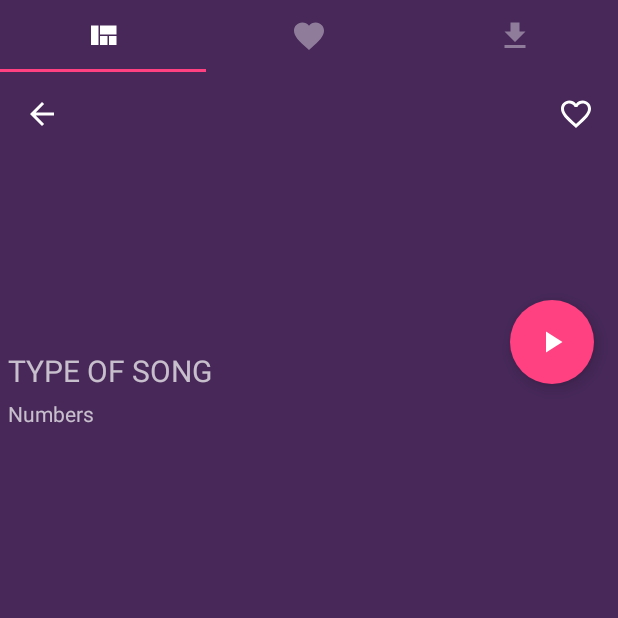
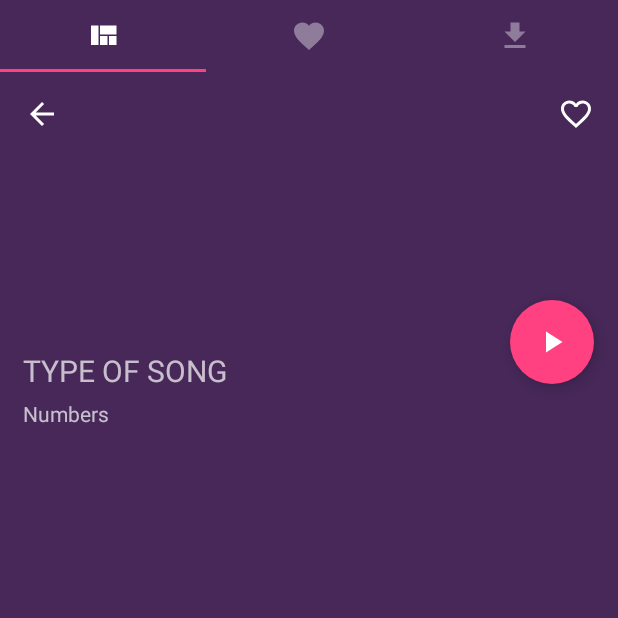
Before and after one commit to myheaven291/MuzicOfMe, an Android app: the fragment TopSongFragment placed in its activity, on a phone screen of 412 x 824 dp, the top half of it. Run offline under Robolectric (Android 15) with nearby library versions, the phone set to English and light mode, and no system bars; our stand-ins replace ButterKnife, EventBus, Picasso; libraries missing offline, so code that uses them is left out: jp.wasabeef.picasso; pictures from the network do not load; 3 statements that could not run were skipped.

```diff
--- a/app/build.gradle
+++ b/app/build.gradle
@@ -38,4 +38,5 @@ dependencies {
     compile 'jp.wasabeef:picasso-transformations:2.1.2'
     testCompile 'junit:junit:4.12'
     annotationProcessor 'com.jakewharton:butterknife-compiler:8.7.0'
+    compile 'com.github.mkaflowski:HybridMediaPlayer:1.4.2'
 }
--- a/app/src/main/java/com/example/apple/demomusic/MainActivity.java
+++ b/app/src/main/java/com/example/apple/demomusic/MainActivity.java
@@ -1,5 +1,6 @@
 package com.example.apple.demomusic;
 
+import android.support.design.widget.FloatingActionButton;
 import android.support.design.widget.TabLayout;
 import android.support.v4.app.FragmentManager;
 import android.support.v4.view.ViewPager;
@@ -7,6 +8,7 @@ import android.support.v7.app.AppCompatActivity;
 import android.os.Bundle;
 import android.view.View;
 import android.widget.ImageView;
+import android.widget.LinearLayout;
 import android.widget.RelativeLayout;
 import android.widget.SeekBar;
 import android.widget.TextView;
@@ -15,6 +17,7 @@ import com.example.apple.demomusic.adapters.PagerAdapter;
 import com.example.apple.demomusic.databases.TopSongModel;
 import com.example.apple.demomusic.events.OnClickMusicSong;
 import com.example.apple.demomusic.fragments.TopSongFragment;
+import com.example.apple.demomusic.managers.MusicManager;
 import com.squareup.picasso.Picasso;
 
 import org.greenrobot.eventbus.EventBus;
@@ -22,6 +25,7 @@ import org.greenrobot.eventbus.Subscribe;
 
 import butterknife.BindView;
 import butterknife.ButterKnife;
+import jp.wasabeef.picasso.transformations.BlurTransformation;
 import jp.wasabeef.picasso.transformations.CropCircleTransformation;
 
 public class MainActivity extends AppCompatActivity {
@@ -39,8 +43,23 @@ public class MainActivity extends AppCompatActivity {
     TextView tvSongName;
     @BindView(R.id.tv_artist)
     TextView tvArtist;
+    @BindView(R.id.fab_pause)
+    FloatingActionButton fabPause;
     private TopSongModel topSongModel;
-
+    @BindView(R.id.layout_main_container)
+    LinearLayout lnMainContainer;
+    @BindView(R.id.tv_main_name)
+    TextView tvMainName;
+    @BindView(R.id.tv_main_artist)
+    TextView tvMainArtist;
+    @BindView(R.id.iv_main_image)
+    ImageView ivMainImage;
+    @BindView(R.id.iv_main_background)
+    ImageView ivMainImageBackground;
+    @BindView(R.id.iv_close)
+    ImageView ivMainClose;
+    @BindView(R.id.seek_bar_main)
+    SeekBar sbMainPlayer;
     private static final String TAG = MainActivity.class.toString();
 
     @Override
@@ -57,8 +76,10 @@ public class MainActivity extends AppCompatActivity {
         EventBus.getDefault().register(this);
 
         seekBar.setPadding(0, 0, 0, 0);
-        seekBar.getThumb().mutate().setAlpha(0);
+        sbMainPlayer.setPadding(0, 0, 0, 0);
         layout_mini_player.setVisibility(View.GONE);
+
+        seekBar.setMax(99);
     }
 
     public void setUX() {
@@ -100,16 +121,46 @@ public class MainActivity extends AppCompatActivity {
 
             }
         });
+
+        fabPause.setOnClickListener(new View.OnClickListener() {
+            @Override
+            public void onClick(View view) {
+                MusicManager.setStatus();
+                if(!MusicManager.getHybridMediaPlayer().isPlaying()){
+                    fabPause.setImageResource(R.drawable.ic_play);
+                } else fabPause.setImageResource(R.drawable.ic_pause);
+            }
+        });
+
+        layout_mini_player.setOnClickListener(new View.OnClickListener() {
+            @Override
+            public void onClick(View view) {
+                lnMainContainer.setVisibility(View.VISIBLE);
+                tvMainName.setText(topSongModel.getName());
+                tvMainArtist.setText(topSongModel.getArtist());
+                Picasso.with(MainActivity.this).load(topSongModel.getImage()).transform(new CropCircleTransformation()).into(ivMainImage);
+                Picasso.with(MainActivity.this).load(topSongModel.getImage()).transform(new BlurTransformation(MainActivity.this)).into(ivMainImageBackground);
+            }
+        });
+
+        ivMainClose.setOnClickListener(new View.OnClickListener() {
+            @Override
+            public void onClick(View view) {
+                lnMainContainer.setVisibility(View.GONE);
+            }
+        });
     }
 
     @Subscribe(sticky = true)
     public void onClickMusicSong(OnClickMusicSong onClickMusicSong) {
         topSongModel = onClickMusicSong.getTopSongModel();
         layout_mini_player.setVisibility(View.VISIBLE);
-
+        MusicManager.loadSearchSong(topSongModel, this, seekBar);
         Picasso.with(this).load(topSongModel.getImage()).transform(new CropCircleTransformation()).into(ivSong);
         tvSongName.setText(topSongModel.getName());
         tvArtist.setText(topSongModel.getArtist());
+
+        fabPause.setImageResource(R.drawable.ic_pause);
     }
 
     public TabLayout getTabLayout() {
@@ -119,10 +170,9 @@ public class MainActivity extends AppCompatActivity {
     @Override
     public void onBackPressed() {
         TopSongFragment topSongFragment = (TopSongFragment) getSupportFragmentManager().findFragmentByTag(TopSongFragment.class.toString());
-        if(topSongFragment != null && topSongFragment.allowBackPressed){
+        if (topSongFragment != null && topSongFragment.allowBackPressed) {
             tabLayout.setVisibility(View.VISIBLE);
             super.onBackPressed();
         }
-
     }
 }
--- a/app/src/main/java/com/example/apple/demomusic/fragments/TopSongFragment.java
+++ b/app/src/main/java/com/example/apple/demomusic/fragments/TopSongFragment.java
@@ -151,6 +151,6 @@ public class TopSongFragment extends Fragment implements View.OnClickListener {
     public void onClick(View view) {
         TopSongModel topSongModel = (TopSongModel) view.getTag();
         EventBus.getDefault().postSticky(new OnClickMusicSong(topSongModel, true));
-        MusicManager.loadSearchSong(topSongModel, getContext());
+
     }
 }
--- /dev/null
+++ b/app/src/main/res/drawable/ic_close.xml
@@ -0,0 +1,4 @@
+<vector android:height="30dp" android:viewportHeight="24.0"
+    android:viewportWidth="24.0" android:width="30dp" xmlns:android="http://schemas.android.com/apk/res/android">
+    <path android:fillColor="#ffffff" android:pathData="M19,6.41L17.59,5 12,10.59 6.41,5 5,6.41 10.59,12 5,17.59 6.41,19 12,13.41 17.59,19 19,17.59 13.41,12z"/>
+</vector>
--- /dev/null
+++ b/app/src/main/res/drawable/ic_download.xml
@@ -0,0 +1,5 @@
+<vector android:alpha="0.69" android:height="30dp"
+    android:viewportHeight="24.0" android:viewportWidth="24.0"
+    android:width="30dp" xmlns:android="http://schemas.android.com/apk/res/android">
+    <path android:fillColor="#ffffff" android:pathData="M19,9h-4V3H9v6H5l7,7 7,-7zM5,18v2h14v-2H5z"/>
+</vector>
--- a/app/src/main/res/layout/activity_main.xml
+++ b/app/src/main/res/layout/activity_main.xml
@@ -4,7 +4,6 @@
     xmlns:tools="http://schemas.android.com/tools"
     android:layout_width="match_parent"
     android:layout_height="match_parent"
-
     android:background="#FFFFFF"
     tools:context="com.example.apple.demomusic.MainActivity">
 
@@ -33,4 +32,6 @@
 
     <include layout="@layout/mini_player"></include>
 
+    <include layout="@layout/main_player_fragment"></include>
+
 </RelativeLayout>
--- a/app/src/main/res/layout/content_scrolling.xml
+++ b/app/src/main/res/layout/content_scrolling.xml
@@ -10,9 +10,13 @@
     app:layout_behavior="@string/appbar_scrolling_view_behavior">
 
     <RelativeLayout
+        android:clickable="true"
+        android:focusable="true"
+        android:background="?attr/selectableItemBackground"
         android:layout_width="match_parent"
         android:layout_height="match_parent">
         <TextView
+            android:layout_marginStart="10dp"
             android:layout_marginTop="5dp"
             android:id="@+id/tv_type_song"
             android:layout_width="match_parent"
@@ -22,6 +26,7 @@
             android:textSize="20sp" />
 
         <TextView
+            android:paddingStart="10dp"
             android:id="@+id/tv_number_song"
             android:layout_width="match_parent"
             android:layout_height="wrap_content"
--- a/app/src/main/res/layout/fragment_top_song.xml
+++ b/app/src/main/res/layout/fragment_top_song.xml
@@ -78,12 +78,4 @@
         app:layout_anchor="@id/app_bar"
         app:layout_anchorGravity="bottom|end" />
 
-    <RelativeLayout
-        android:id="@+id/layout_mini_container"
-        android:layout_gravity="bottom"
-        android:layout_width="match_parent"
-        android:layout_height="100dp">
-    </RelativeLayout>
-
-
 </android.support.design.widget.CoordinatorLayout>
--- a/app/src/main/res/layout/item_list_top_songs.xml
+++ b/app/src/main/res/layout/item_list_top_songs.xml
@@ -4,6 +4,8 @@
     android:layout_height="100dp"
     android:background="@color/colorPrimary">
     <ImageView
+        android:layout_marginStart="10dp"
+        android:layout_marginEnd="10dp"
         android:layout_marginTop="10dp"
         android:layout_marginRight="10dp"
         android:id="@+id/iv_item_top_song"
--- a/app/src/main/res/layout/mini_player.xml
+++ b/app/src/main/res/layout/mini_player.xml
@@ -6,9 +6,11 @@
     android:layout_height="100dp"
     android:id="@+id/layout_mini_container"
     android:background="@color/colorPrimaryLight"
+    android:clickable="true"
     android:layout_alignParentBottom="true">
 
     <SeekBar
+        android:thumb="@null"
         android:padding="0dp"
         android:layout_alignParentStart="true"
         android:layout_marginTop="5dp"
--- a/build.gradle
+++ b/build.gradle
@@ -15,6 +15,7 @@ buildscript {
 allprojects {
     repositories {
         jcenter()
+        maven { url "https://jitpack.io"}
     }
 }
 
```
Also changed, not shown: app/src/main/java/com/example/apple/demomusic/managers/MusicManager.java (+71 -2 lines), app/src/main/res/layout/main_player_fragment.xml (added, +130 -0 lines), 4 other files.
